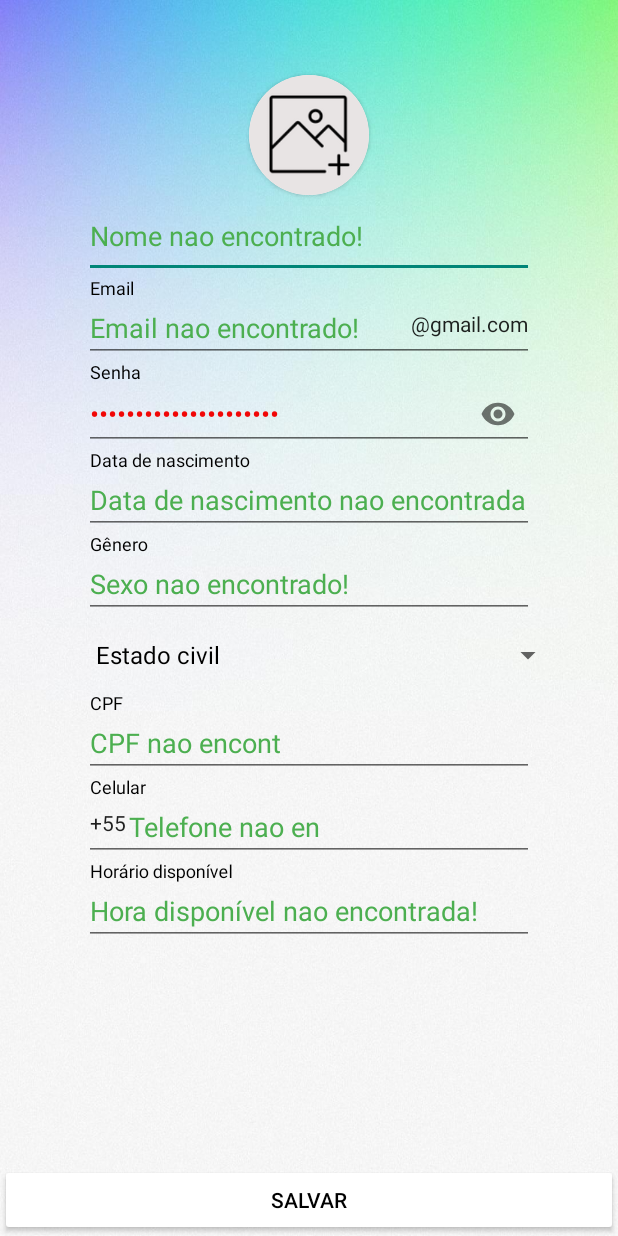
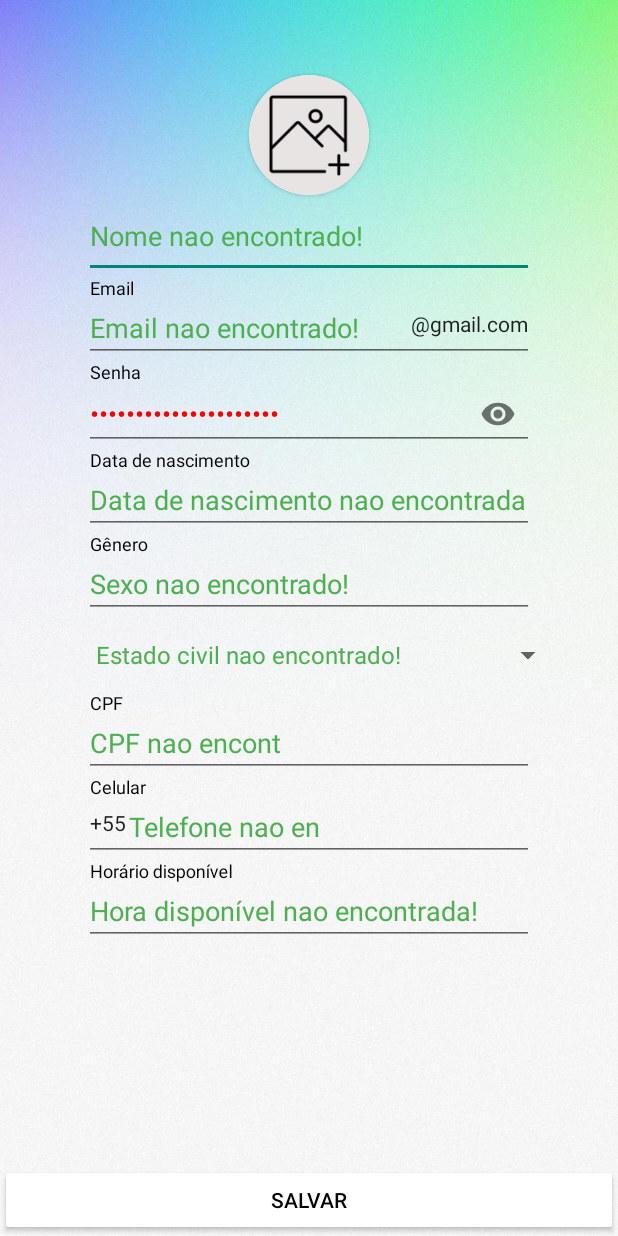
Before and after one commit to cesarfreitax/user, an Android app: the MenuHamburguerActivity screen opened directly, with no data from a screen before it, in the side drawer, after a tap on "Update", on a phone screen of 412 x 824 dp. Run offline under Robolectric (Android 15) with nearby library versions, the phone set to English and light mode, and no system bars; 1 statement that could not run was skipped.

Commit message:
main fix spinner when update

```diff
--- a/app/src/main/java/com/cesar/user/MenuHamburguerActivity.kt
+++ b/app/src/main/java/com/cesar/user/MenuHamburguerActivity.kt
@@ -28,6 +28,7 @@ class MenuHamburguerActivity : AppCompatActivity(), NavigationView.OnNavigationI
     private lateinit var passwordSharedPref: String
     private lateinit var genderSharedPref: String
     private lateinit var maritalStateSharedPref: String
+    private lateinit var maritalStateIndiceSharedPref: String
     private lateinit var phoneSharedPref: String
     private lateinit var cpfSharedPref: String
     private lateinit var birthSharedPref: String
@@ -46,6 +47,7 @@ class MenuHamburguerActivity : AppCompatActivity(), NavigationView.OnNavigationI
         passwordSharedPref = sharedPreferences.getString("password", "Senha nao encontrada!").toString()
         genderSharedPref = sharedPreferences.getString("gender", "Sexo nao encontrado!").toString()
         maritalStateSharedPref = sharedPreferences.getString("maritalState", "Estado civil nao encontrado!").toString()
+        maritalStateIndiceSharedPref = sharedPreferences.getString("maritalStateIndice", "Indice do Estado civil nao encontrado!").toString()
         phoneSharedPref = sharedPreferences.getString("phone", "Telefone nao encontrado!").toString()
         cpfSharedPref = sharedPreferences.getString("cpf", "CPF nao encontrado!").toString()
         birthSharedPref = sharedPreferences.getString("birth", "Data de nascimento nao encontrada!").toString()
@@ -101,6 +103,7 @@ class MenuHamburguerActivity : AppCompatActivity(), NavigationView.OnNavigationI
                 intent.putExtra("birth", birthSharedPref)
                 intent.putExtra("gender", genderSharedPref)
                 intent.putExtra("maritalState", maritalStateSharedPref)
+                intent.putExtra("maritalStateIndice", maritalStateIndiceSharedPref)
                 intent.putExtra("cpf", cpfSharedPref)
                 intent.putExtra("phone", phoneSharedPref)
                 intent.putExtra("name", nameSharedPref)
--- a/app/src/main/java/com/cesar/user/RegisterActivity.kt
+++ b/app/src/main/java/com/cesar/user/RegisterActivity.kt
@@ -47,6 +47,7 @@ class RegisterActivity : AppCompatActivity() {
     private lateinit var birthExtra: String
     private lateinit var genderExtra: String
     private lateinit var maritalStateExtra: String
+    private lateinit var maritalStateIndiceExtra: String
     private lateinit var cpfExtra: String
     private lateinit var phoneExtra: String
     private lateinit var availableHourExtra: String
@@ -55,6 +56,7 @@ class RegisterActivity : AppCompatActivity() {
     private var cpfAux = ""
     private var phoneAux = ""
     private var maritalStateAux = ""
+    private var maritalStateAuxIndice = 0
     private var finished = 0
     private var formatDate = SimpleDateFormat("dd/MM/y", Locale.US)
     private var formatTime = SimpleDateFormat("HH:mm", Locale.US)
@@ -100,6 +102,7 @@ class RegisterActivity : AppCompatActivity() {
         birthExtra = intent?.getStringExtra("birth").toString()
         genderExtra = intent?.getStringExtra("gender").toString()
         maritalStateExtra = intent?.getStringExtra("maritalState").toString()
+        maritalStateIndiceExtra = intent?.getStringExtra("maritalStateIndice").toString()
         cpfExtra = intent?.getStringExtra("cpf").toString()
         phoneExtra = intent?.getStringExtra("phone").toString()
         availableHourExtra = intent?.getStringExtra("availableHour").toString()
@@ -126,6 +129,8 @@ class RegisterActivity : AppCompatActivity() {
             cpf.setText(cpfExtra)
             phone.setText(phoneExtra)
             availableHour.setText(availableHourExtra)
+            maritalStateList[0] = maritalStateExtra
+            maritalStateList[maritalStateIndiceExtra.toInt()] = "Estado civil"
         }
     }
 
@@ -185,6 +190,7 @@ class RegisterActivity : AppCompatActivity() {
         sharedPref.edit().putString("birth", birth.text.toString()).apply()
         sharedPref.edit().putString("gender", gender.text.toString()).apply()
         sharedPref.edit().putString("maritalState", maritalStateAux).apply()
+        sharedPref.edit().putString("maritalStateIndice", maritalStateAuxIndice.toString()).apply()
         sharedPref.edit().putString("cpf", cpf.text.toString()).apply()
         sharedPref.edit().putString("phone", phone.text.toString()).apply()
         sharedPref.edit().putString("availableHour", availableHour.text.toString()).apply()
@@ -208,6 +214,7 @@ class RegisterActivity : AppCompatActivity() {
                     text.setTextColor(text.resources.getColor(R.color.green))
                 }
                 maritalStateAux = maritalStateList[position]
+                maritalStateAuxIndice = position
             }
 
             override fun onNothingSelected(parent: AdapterView<*>?) {
```
